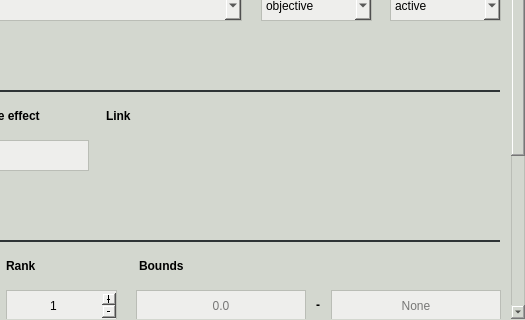
First picture: the form in pyanno4rt/gui/designs/components/equivalent_uniform_dose_window.ui, repository pyanno4rt/pyanno4rt, before the edit; both pictures show x 195 to 720 and y 111 to 431 of the 720 by 431 pixel window.
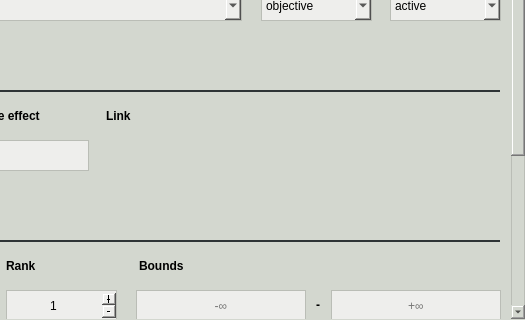
Second picture: the form after the edit.

Patch:
```diff
--- a/pyanno4rt/gui/designs/components/equivalent_uniform_dose_window.ui
+++ b/pyanno4rt/gui/designs/components/equivalent_uniform_dose_window.ui
@@ -595,7 +595,7 @@
        <set>Qt::AlignCenter</set>
       </property>
       <property name="placeholderText">
-       <string>None</string>
+       <string>+∞</string>
       </property>
      </widget>
      <widget class="QLineEdit" name="weight_ledit">
@@ -688,7 +688,7 @@
        <set>Qt::AlignCenter</set>
       </property>
       <property name="placeholderText">
-       <string>0.0</string>
+       <string>-∞</string>
       </property>
      </widget>
      <widget class="QLineEdit" name="vol_eff_ledit">
```
